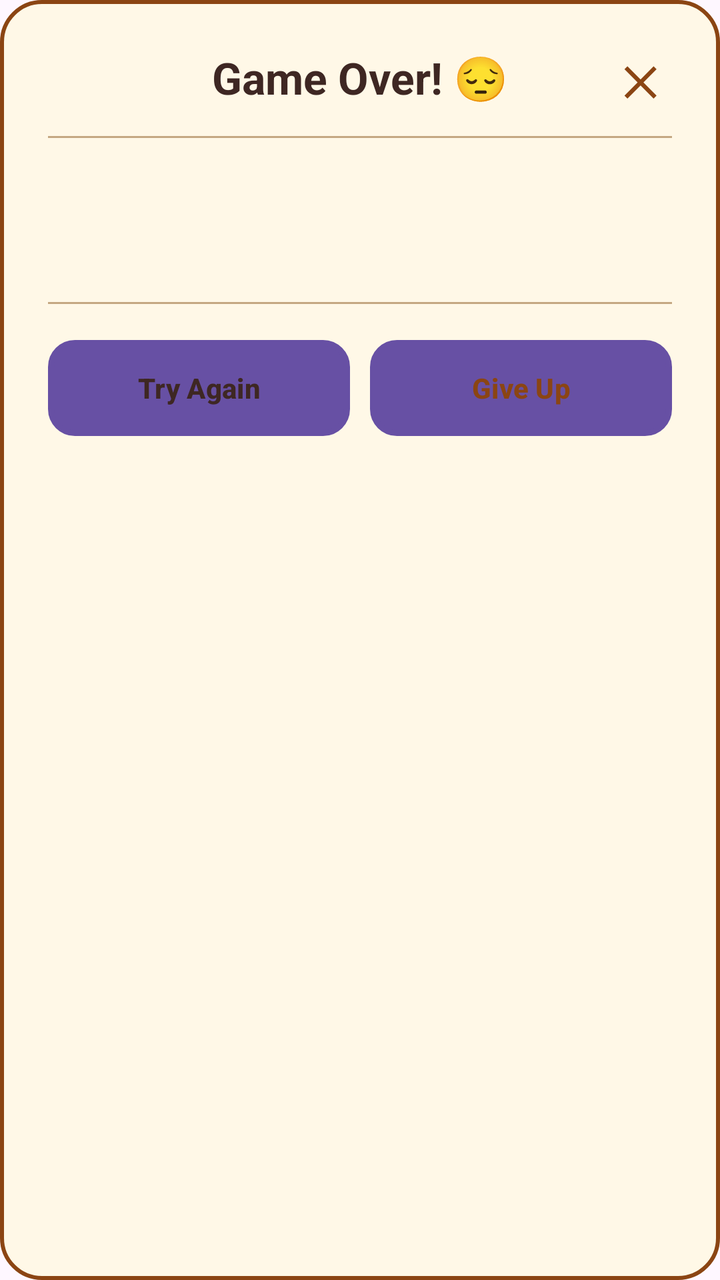
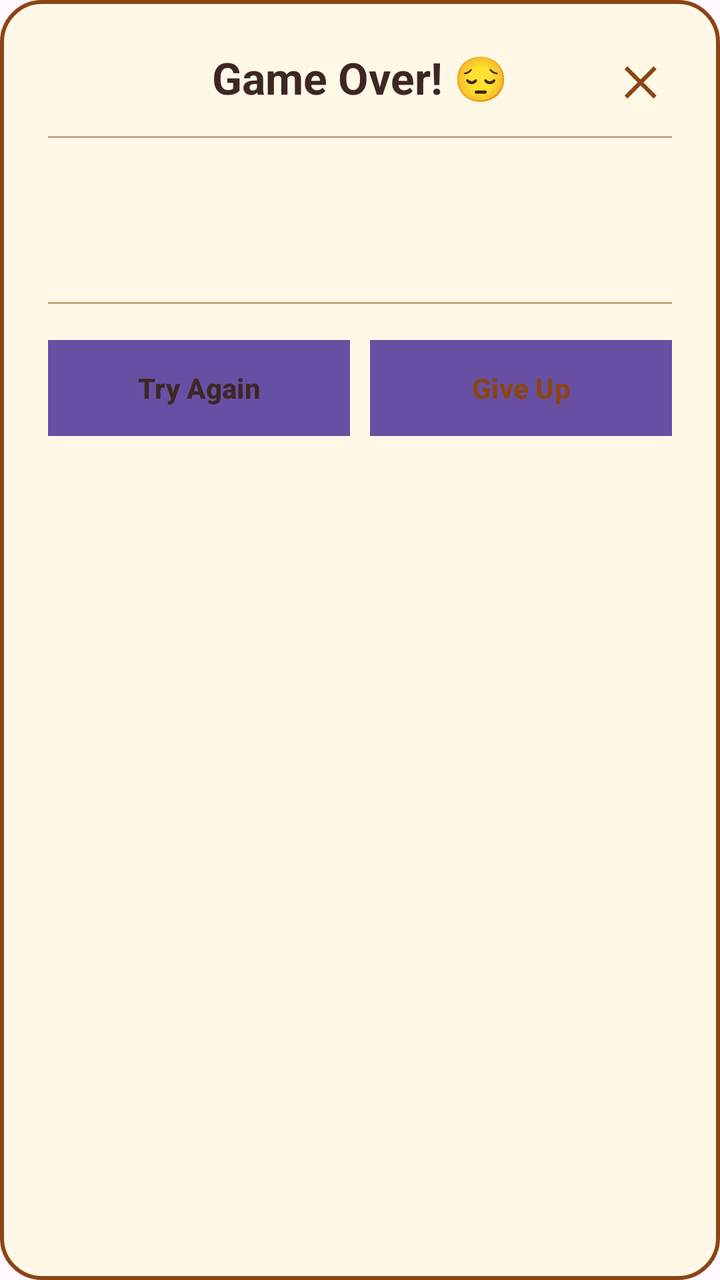

Screens rendered from an Android XML layout before and after an edit, with the pre-edit source and the edit as a unified diff.
<!-- AndroidManifest.xml: application theme Theme.GeoQuiz -->
<!-- res/layout/dialog_game_over.xml -->
<?xml version="1.0" encoding="utf-8"?>
<LinearLayout xmlns:android="http://schemas.android.com/apk/res/android"
    android:layout_width="match_parent"
    android:layout_height="wrap_content"
    android:orientation="vertical"
    android:background="@drawable/dialog_success_background"
    android:paddingStart="24dp"
    android:paddingEnd="24dp"
    android:paddingTop="24dp"
    android:paddingBottom="20dp">

    
    <FrameLayout
        android:layout_width="match_parent"
        android:layout_height="wrap_content"
        android:layout_marginBottom="8dp">

        
        <TextView
            android:id="@+id/tvGameOverTitle"
            android:layout_width="wrap_content"
            android:layout_height="wrap_content"
            android:layout_gravity="center_horizontal"
            android:text="@string/game_over_title"
            android:textSize="22sp"
            android:textStyle="bold"
            android:textColor="#3E2723" />

        
        <TextView
            android:id="@+id/btnGameOverClose"
            android:layout_width="32dp"
            android:layout_height="32dp"
            android:layout_gravity="end|top"
            android:text="✕"
            android:textSize="20sp"
            android:textStyle="bold"
            android:textColor="#8B4513"
            android:gravity="center"
            android:background="?attr/selectableItemBackgroundBorderless"
            android:clickable="true"
            android:focusable="true" />

    </FrameLayout>

    
    <View
        android:layout_width="match_parent"
        android:layout_height="1dp"
        android:background="#C4A882"
        android:layout_marginTop="4dp"
        android:layout_marginBottom="14dp" />

    
    <TextView
        android:id="@+id/tvGameOverMessage"
        android:layout_width="wrap_content"
        android:layout_height="wrap_content"
        android:textSize="16sp"
        android:textColor="#5D4037"
        android:layout_marginBottom="10dp" />

    
    <TextView
        android:id="@+id/tvGameOverCountry"
        android:layout_width="wrap_content"
        android:layout_height="wrap_content"
        android:textSize="15sp"
        android:textStyle="bold"
        android:textColor="#3E2723"
        android:layout_marginBottom="16dp" />

    
    <View
        android:layout_width="match_parent"
        android:layout_height="1dp"
        android:background="#C4A882"
        android:layout_marginBottom="14dp" />

    
    <LinearLayout
        android:layout_width="match_parent"
        android:layout_height="wrap_content"
        android:orientation="horizontal"
        android:gravity="center"
        android:paddingTop="4dp">

        <Button
            android:id="@+id/btnTryAgain"
            android:layout_width="0dp"
            android:layout_height="wrap_content"
            android:layout_weight="1"
            android:text="@string/btn_try_again"
            android:textColor="#3E2723"
            android:textStyle="bold"
            android:background="@drawable/button_background"
            android:paddingStart="18dp"
            android:paddingEnd="18dp"
            android:paddingTop="10dp"
            android:paddingBottom="10dp"
            android:layout_marginEnd="10dp" />

        <Button
            android:id="@+id/btnGiveUp"
            android:layout_width="0dp"
            android:layout_height="wrap_content"
            android:layout_weight="1"
            android:text="@string/btn_give_up"
            android:textColor="#8B4513"
            android:textStyle="bold"
            android:background="@drawable/button_background"
            android:paddingStart="18dp"
            android:paddingEnd="18dp"
            android:paddingTop="10dp"
            android:paddingBottom="10dp" />

    </LinearLayout>

</LinearLayout>
<!-- resources referenced by this layout -->
<resources>
  <!-- drawable button_background (drawable) -->
  <?xml version="1.0" encoding="utf-8"?>
  <shape xmlns:android="http://schemas.android.com/apk/res/android"
      android:shape="rectangle">
      <solid android:color="#F5DEB3" />
      <corners android:radius="12dp" />
      <stroke
          android:width="3dp"
          android:color="#8B4513" />
  </shape>
  <!-- drawable dialog_success_background (drawable) -->
  <?xml version="1.0" encoding="utf-8"?>
  <shape xmlns:android="http://schemas.android.com/apk/res/android"
      android:shape="rectangle">
      <solid android:color="#FFF8E7" />
      <corners android:radius="20dp" />
      <stroke
          android:width="2dp"
          android:color="#8B4513" />
  </shape>
  <string name="btn_give_up">Give Up</string>
  <string name="btn_try_again">Try Again</string>
  <string name="game_over_title">Game Over! 😔</string>
  <style name="Theme.GeoQuiz" parent="Base.Theme.GeoQuiz" />
  <style name="Base.Theme.GeoQuiz" parent="Theme.Material3.DayNight.NoActionBar">
          
          
      </style>
</resources>

<!-- the commit's change to res/layout/dialog_game_over.xml (unified diff, before → after) -->
@@ -93,7 +93,7 @@
             android:text="@string/btn_try_again"
             android:textColor="#3E2723"
             android:textStyle="bold"
-            android:background="@drawable/button_background"
+            android:background="#F4E2C8"
             android:paddingStart="18dp"
             android:paddingEnd="18dp"
             android:paddingTop="10dp"
@@ -108,7 +108,7 @@
             android:text="@string/btn_give_up"
             android:textColor="#8B4513"
             android:textStyle="bold"
-            android:background="@drawable/button_background"
+            android:background="#F4E2C8"
             android:paddingStart="18dp"
             android:paddingEnd="18dp"
             android:paddingTop="10dp"
<!-- resource entries referenced after the edit -->
@@ -1,15 +1,5 @@
 <!-- resources referenced by this layout -->
 <resources>
-  <!-- drawable button_background (drawable) -->
-  <?xml version="1.0" encoding="utf-8"?>
-  <shape xmlns:android="http://schemas.android.com/apk/res/android"
-      android:shape="rectangle">
-      <solid android:color="#F5DEB3" />
-      <corners android:radius="12dp" />
-      <stroke
-          android:width="3dp"
-          android:color="#8B4513" />
-  </shape>
   <!-- drawable dialog_success_background (drawable) -->
   <?xml version="1.0" encoding="utf-8"?>
   <shape xmlns:android="http://schemas.android.com/apk/res/android"
